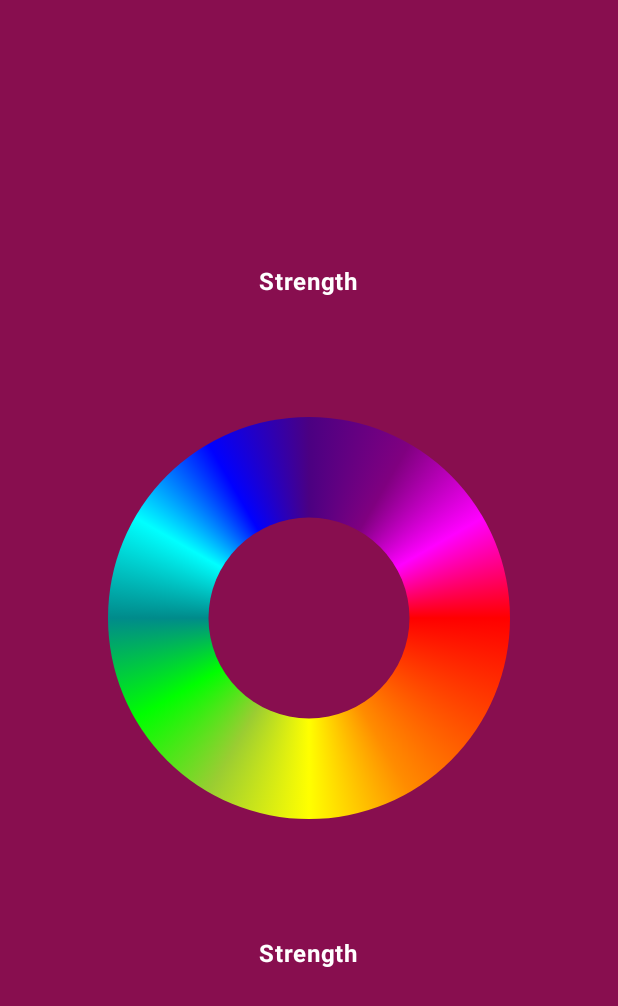
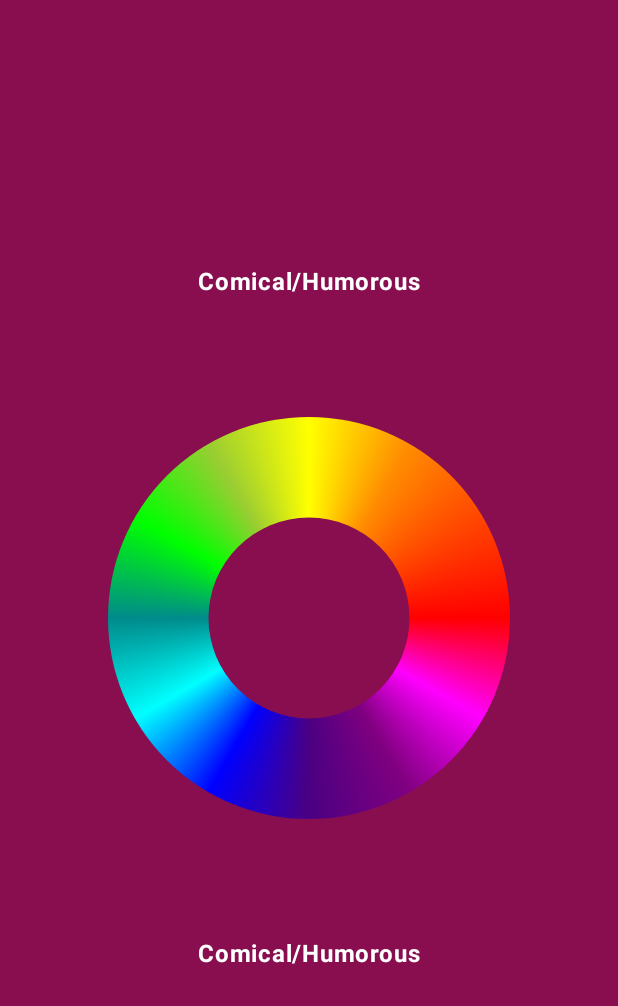
Before and after one commit to EvaDragonfly/EssentialClassicsApp, an Android app built with Jetpack Compose: the composable ColorWheelExample shown on its own in the app's theme, on a phone screen of 412 x 824 dp. Shown: the top 1006 px of the screen. Run offline under Robolectric (Android 15) with nearby library versions, the phone set to English and light mode, and no system bars.

Commit message:
fixed moods

```diff
--- a/app/src/main/java/com/memoittech/cuviewtv/model/Moods.kt
+++ b/app/src/main/java/com/memoittech/cuviewtv/model/Moods.kt
@@ -1,16 +1,16 @@
 package com.memoittech.cuviewtv.model
 
 val moodList = listOf(
-    Mood(1, "Strength"),
-    Mood(2, "Emotional"),
-    Mood(3, "Atmospheric"),
-    Mood(4, "Musical Feel"),
-    Mood(5, "Abstract"),
-    Mood(6, "Dramatic"),
-    Mood(7, "Comical/Humorous"),
-    Mood(8, "Relaxed"),
-    Mood(9, "Sad"),
-    Mood(10, "Energetic"),
+    Mood(1, "Energetic"),
+    Mood(2, "Dramatic"),
+    Mood(3, "Romantic"),
+    Mood(4, "Emotional"),
+    Mood(5, "Sad"),
+    Mood(6, "Atmospheric"),
+    Mood(7, "Abstract"),
+    Mood(8, "Musical Feel"),
+    Mood(9, "Relaxed"),
+    Mood(10, "Comical/Humorous"),
     Mood(11, "Positive/Optimistic"),
-    Mood(12, "Romantic"),
+    Mood(12, "Strength"),
 )
--- a/app/src/main/java/com/memoittech/cuviewtv/screens/MoodScreens/ColorWheel.kt
+++ b/app/src/main/java/com/memoittech/cuviewtv/screens/MoodScreens/ColorWheel.kt
@@ -1,4 +1,5 @@
 package com.memoittech.cuviewtv.screens.MoodScreens
+import android.util.Log
 import androidx.compose.foundation.Canvas
 import androidx.compose.foundation.gestures.detectDragGestures
 import androidx.compose.foundation.layout.*
@@ -32,22 +33,22 @@ fun SmoothColorWheel(
     // Define base colors for the wheel (will create a gradient between them)
     val baseColors = listOf(
         Color.Red,
+        Color(0xFFFF00FF), // Magenta
+        Color(0xFF800080), // Purple
+        Color(0xFF4B0082), // Indigo
+        Color.Blue,
+        Color.Cyan,
+        Color(0xFF008B8B), // Teal
+        Color.Green,
+        Color(0xFF9ACD32), // Yellow-Green
+        Color.Yellow,
+        Color(0xFFFF8C00), // Dark Orange
         Color(0xFFFF4500), // Orange-Red
-        Color(0xFFFF8C00), // Dark Orange
-        Color.Yellow,
-        Color(0xFF9ACD32), // Yellow-Green
-        Color.Green,
-        Color(0xFF008B8B), // Teal
-        Color.Cyan,
-        Color.Blue,
-        Color(0xFF4B0082), // Indigo
-        Color(0xFF800080), // Purple
-        Color(0xFFFF00FF), // Magenta
         Color.Red  // Repeat first color to close the loop
     )
 
     var selectedZone by remember { mutableStateOf(-1) }
-    var currentColor by remember { mutableStateOf(Color.Red) }
+    var currentColor by remember { mutableStateOf(Color.Yellow) }
     var selectedAngle by remember { mutableStateOf(0f) }
 
     Box(modifier = modifier) {
@@ -182,7 +183,7 @@ fun ColorWheelExample(navController: NavController) {
 
     val moods  = moodList
 
-    var selectedMood by remember { mutableStateOf(moods.get(0)) }
+    var selectedMood by remember { mutableStateOf(moods[9]) }
 
     Surface(
         modifier = Modifier
@@ -205,7 +206,7 @@ fun ColorWheelExample(navController: NavController) {
             ) {
 
                 Text(
-                    text = "${selectedMood.title}",
+                    text = selectedMood.title,
                     color = Color.White,
                     fontSize = 16.sp,
                     fontWeight = FontWeight.Bold,
@@ -218,12 +219,13 @@ fun ColorWheelExample(navController: NavController) {
                     .size(300.dp)
                     .padding(16.dp),
                 onSelect = {
-                    navController.navigate("mood_details/${moods.get(it).id}")
+                    navController.navigate("mood_details/${moods[it].id}")
                 },
                 onColorSelected = { selectedColor = it },
                 onZoneSelected = {
                     selectedZone = it + 1
-                    selectedMood = moods.get(it) },
+                    selectedMood = moods[it]
+                                 },
             )
 
             Box(
@@ -235,7 +237,7 @@ fun ColorWheelExample(navController: NavController) {
             ) {
 
                 Text(
-                    text = "${selectedMood.title}",
+                    text = selectedMood.title,
                     color = Color.White,
                     fontSize = 16.sp,
                     fontWeight = FontWeight.Bold,
--- a/app/src/main/java/com/memoittech/cuviewtv/viewModel/MoodsViewModel.kt
+++ b/app/src/main/java/com/memoittech/cuviewtv/viewModel/MoodsViewModel.kt
@@ -28,13 +28,17 @@ class MoodsViewModel : ViewModel() {
                 ) {
                     if(!response.isSuccessful){
                         errorMessage = response.message()
+                        Log.d("MY_TAG", errorMessage)
                     } else {
                         moodTracksResponse = response.body()
+                        Log.d("MY_TAG", moodTracksResponse?.data.toString())
+                        Log.d("MY_TAG", moodTracksResponse?.data?.size.toString())
                     }
                 }
 
                 override fun onFailure(call: Call<MoodTracksResponse>, response: Throwable) {
                     errorMessage = response.toString()
+                    Log.d("MY_TAG", errorMessage)
                 }
 
             })
```
Also changed, not shown: app/src/main/java/com/memoittech/cuviewtv/screens/MoodScreens/MoodDetailsScreen.kt (+0 -7 lines).
